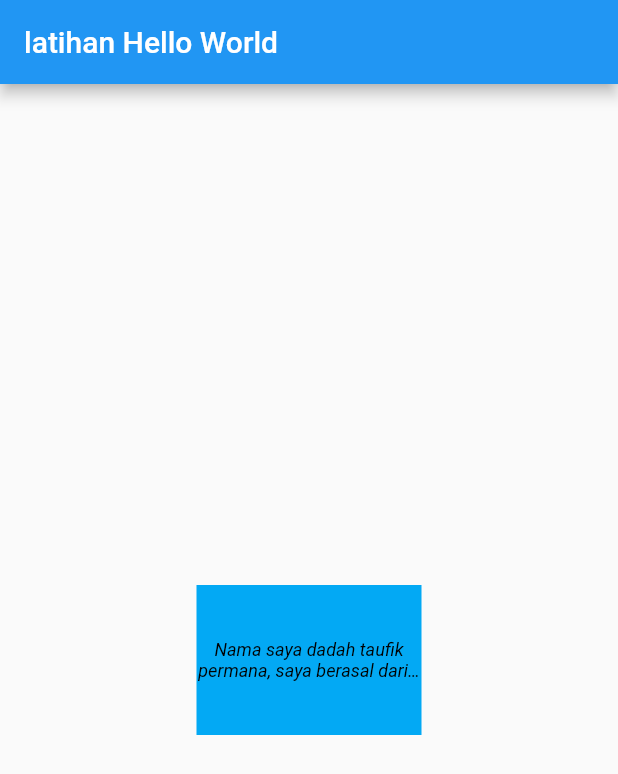
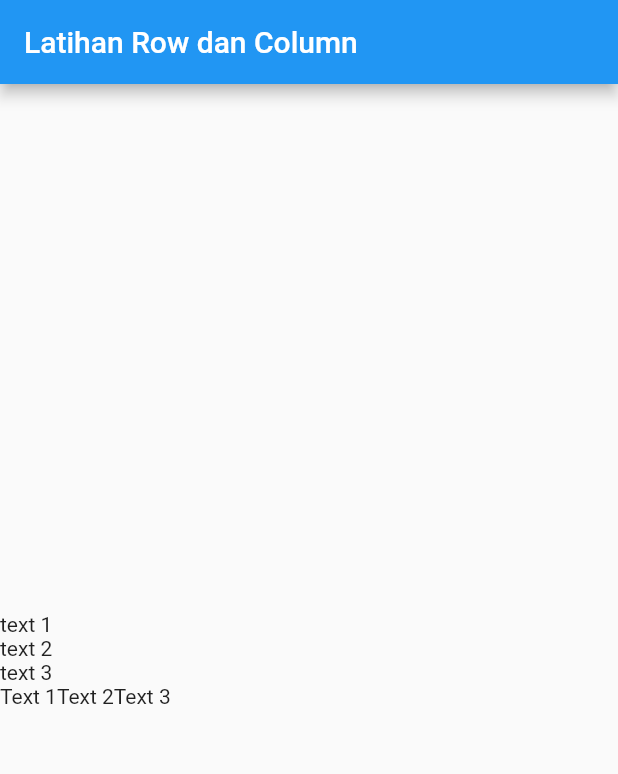
Before and after one commit to dadahtaufikpermana/latihan_flutter_erico, a Flutter app: the screen it shows after launch, on a phone screen of 412 x 824 dp. Shown: the top 774 px of the screen. Run offline on Flutter 3.47's test engine with Material 2 defaults, Android fonts, the phone set to English and light mode, and no system bars.

Commit message:
fix: fx add Row and column widget. exercise video_8

```diff
--- a/lib/main.dart
+++ b/lib/main.dart
@@ -12,27 +12,27 @@ class myApp extends StatelessWidget {
     return MaterialApp(
       home: Scaffold(
         appBar: AppBar(
-          title: Text("latihan Hello World"),
+          title: Text("Latihan Row dan Column"),
         ),
-        body: Center(
-          child: Container(
-            color: Colors.lightBlue,
-            height: 100,
-            width: 150,
-              child: Center(
-                child: Text(
-                  "Nama saya dadah taufik permana, saya berasal dari garut jawa barat",
-                  maxLines: 2,
-                  overflow: TextOverflow.ellipsis,
-                  textAlign: TextAlign.center,
-                  style: TextStyle(
-                    fontSize: 12,
-                    color: Colors.black,
-                    fontStyle: FontStyle.italic,
-                  ),
-                ),
-              ),
-          ),
+        body: Column(
+          mainAxisAlignment: MainAxisAlignment.center,
+          crossAxisAlignment: CrossAxisAlignment.start,
+          children: <Widget>[
+            Column(
+              children: <Widget>[
+                Text("text 1"),
+                Text("text 2"),
+                Text("text 3")
+              ],
+            ),
+            Row(
+              children: <Widget>[
+                Text("Text 1"),
+                Text("Text 2"),
+                Text("Text 3")
+              ],
+            )
+          ],
         ),
       ),
     );
```
